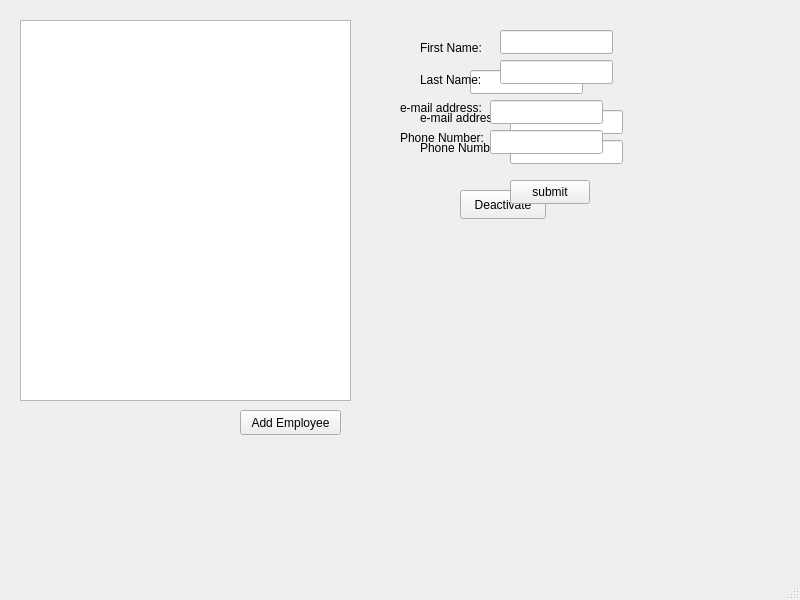
Before: the Qt Designer form SquareHackathon/mainwindow.ui in rbrueda/System-of-Style, drawn with Qt 5.
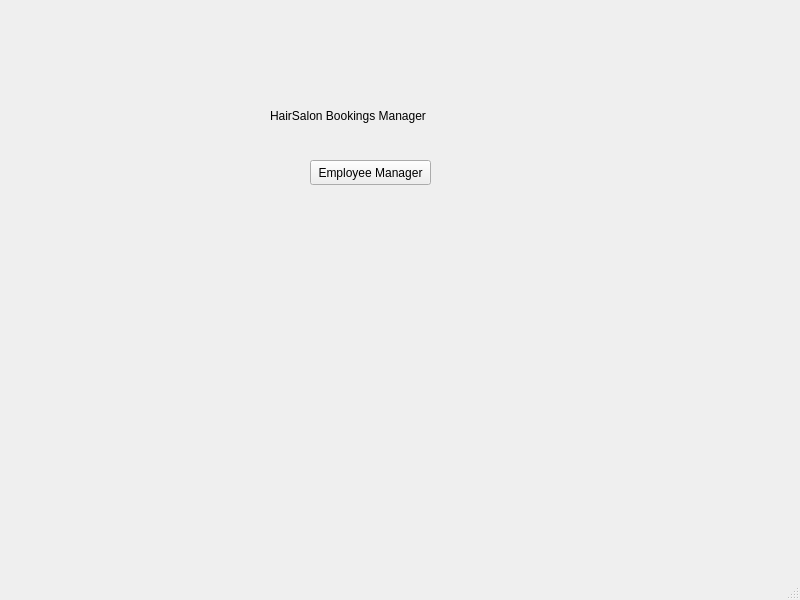
After: the same form once the commit is applied. The open tabs and pages were chosen to show the change.

Commit message: Added Main Menu

The edit to the form file:
```diff
--- a/SquareHackathon/mainwindow.ui
+++ b/SquareHackathon/mainwindow.ui
@@ -14,11 +14,37 @@
    <string>MainWindow</string>
   </property>
   <widget class="QWidget" name="centralwidget">
+   <widget class="QStackedWidget" name="mainStackWidget">
+    <property name="geometry">
+     <rect>
+      <x>30</x>
+      <y>10</y>
+      <width>751</width>
+      <height>541</height>
+     </rect>
+    </property>
+    <property name="currentIndex">
+     <number>0</number>
+    </property>
+    <widget class="QWidget" name="employeeManagerView">
+     <widget class="QPushButton" name="addEmployeeButton">
+      <property name="geometry">
+       <rect>
+        <x>240</x>
+        <y>440</y>
+        <width>101</width>
+        <height>25</height>
+       </rect>
+      </property>
+      <property name="text">
+       <string>Add Employee</string>
+      </property>
+     </widget>
    <widget class="QWidget" name="verticalLayoutWidget">
     <property name="geometry">
      <rect>
       <x>20</x>
-      <y>20</y>
+        <y>50</y>
       <width>331</width>
       <height>381</height>
      </rect>
@@ -36,7 +62,7 @@
     <property name="geometry">
      <rect>
       <x>400</x>
-      <y>30</y>
+        <y>60</y>
       <width>341</width>
       <height>371</height>
      </rect>
@@ -120,24 +146,11 @@
      </property>
     </widget>
    </widget>
-   <widget class="QPushButton" name="addEmployeeButton">
-    <property name="geometry">
-     <rect>
-      <x>240</x>
-      <y>410</y>
-      <width>101</width>
-      <height>25</height>
-     </rect>
-    </property>
-    <property name="text">
-     <string>Add Employee</string>
-    </property>
-   </widget>
    <widget class="QWidget" name="addEmployeeWidget" native="true">
     <property name="geometry">
      <rect>
       <x>400</x>
-      <y>30</y>
+        <y>60</y>
       <width>341</width>
       <height>371</height>
      </rect>
@@ -246,6 +259,36 @@
      <property name="text">
       <string>submit</string>
      </property>
+      </widget>
+     </widget>
+    </widget>
+    <widget class="QWidget" name="mainMenuView">
+     <widget class="QLabel" name="mainMenuTitle">
+      <property name="geometry">
+       <rect>
+        <x>240</x>
+        <y>90</y>
+        <width>251</width>
+        <height>31</height>
+       </rect>
+      </property>
+      <property name="text">
+       <string>HairSalon Bookings Manager</string>
+      </property>
+     </widget>
+     <widget class="QPushButton" name="employeeManagerButton">
+      <property name="geometry">
+       <rect>
+        <x>280</x>
+        <y>150</y>
+        <width>121</width>
+        <height>25</height>
+       </rect>
+      </property>
+      <property name="text">
+       <string>Employee Manager</string>
+      </property>
+     </widget>
     </widget>
    </widget>
   </widget>
```
Lines whose indentation alone changed are shown as unchanged. The commit also changes 2 other files.
